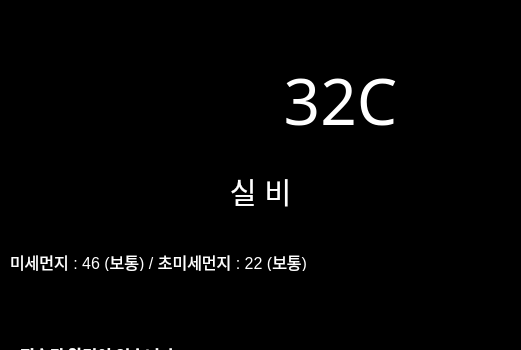
The window that rpi-client/ui/main.ui (Aftermoon-dev/MirrorAssistant) describes before a commit, drawn with Qt 5; both pictures show x 0 to 521 and y 0 to 350 of the 1024 by 600 pixel window.
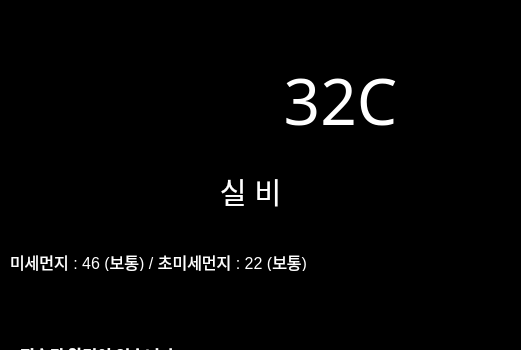
The same window after the commit.

What changed in the file:
```diff
--- a/rpi-client/ui/main.ui
+++ b/rpi-client/ui/main.ui
@@ -311,9 +311,9 @@
    <widget class="QLabel" name="weather_desc">
     <property name="geometry">
      <rect>
-      <x>140</x>
+      <x>60</x>
       <y>150</y>
-      <width>221</width>
+      <width>361</width>
       <height>41</height>
      </rect>
     </property>
```
